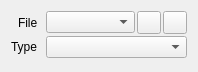
Before: the Qt Designer form src/session/ShaderProperties.ui in houmain/gpupad, drawn with Qt 5.
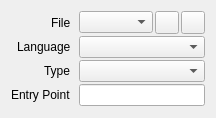
After: the same form once the commit is applied. Icons and pictures are not drawn. Custom widgets are drawn as their Qt base class.

What changed in the file:
```diff
--- a/src/session/ShaderProperties.ui
+++ b/src/session/ShaderProperties.ui
@@ -6,8 +6,8 @@
    <rect>
     <x>0</x>
     <y>0</y>
-    <width>198</width>
-    <height>72</height>
+    <width>216</width>
+    <height>118</height>
    </rect>
   </property>
   <layout class="QVBoxLayout">
@@ -100,15 +100,35 @@
       </widget>
      </item>
      <item row="1" column="0">
+      <widget class="QLabel" name="labelLanguage">
+       <property name="text">
+        <string>Language</string>
+       </property>
+      </widget>
+     </item>
+     <item row="1" column="1">
+      <widget class="DataComboBox" name="language"/>
+     </item>
+     <item row="2" column="0">
       <widget class="QLabel" name="labelType">
        <property name="text">
         <string>Type</string>
        </property>
       </widget>
      </item>
-     <item row="1" column="1">
+     <item row="2" column="1">
       <widget class="DataComboBox" name="type"/>
      </item>
+     <item row="3" column="0">
+      <widget class="QLabel" name="labelEntryPoint">
+       <property name="text">
+        <string>Entry Point</string>
+       </property>
+      </widget>
+     </item>
+     <item row="3" column="1">
+      <widget class="QLineEdit" name="entryPoint"/>
+     </item>
     </layout>
    </item>
   </layout>
```
